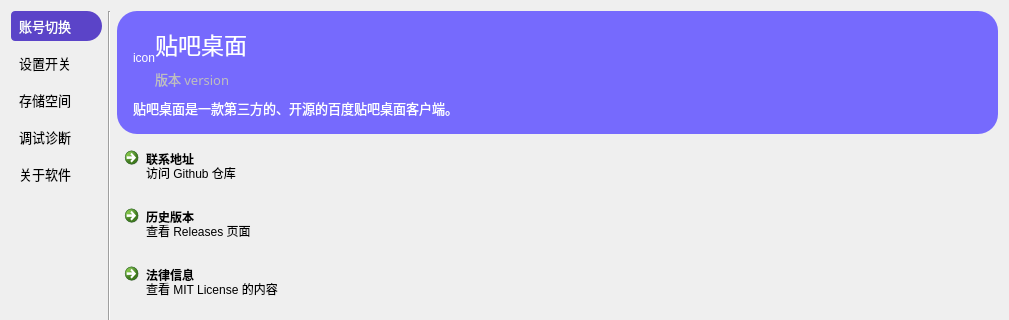
Qt form src/resf/settings.ui (clb-128258/TiebaDesktop) before a commit; both pictures show x 0 to 1009 and y 0 to 320 of the 1009 by 624 pixel window.
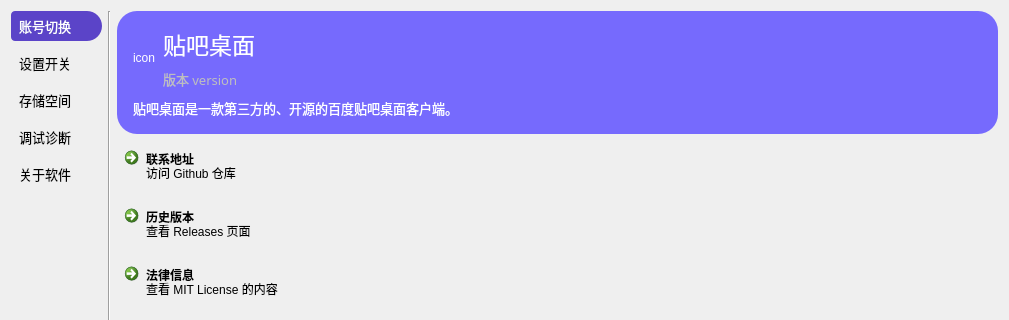
The same form after that commit. The open tabs and pages were chosen to show the change.

Commit message: ui: 调整布局到合适位置

Patch:
```diff
--- a/src/resf/settings.ui
+++ b/src/resf/settings.ui
@@ -3766,7 +3766,7 @@
           </property>
           <item row="0" column="0">
            <layout class="QGridLayout" name="gridLayout_4" columnstretch="0,0,1">
-            <property name="verticalSpacing">
+            <property name="spacing">
              <number>8</number>
             </property>
             <item row="0" column="0" rowspan="2">
```
The commit also changes 3 other files.
